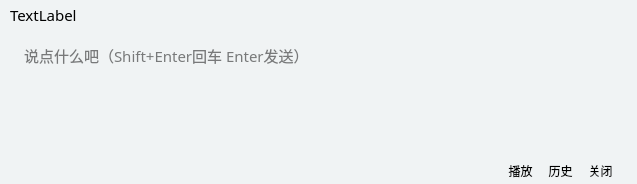
Old version of the form LogGpt/galdialog.ui in the repository log159/LogChat.
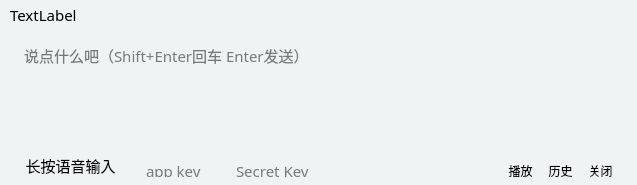
New version of the form.

Commit message: [feat][test] 在gal界面加入了长按按钮语音识别输入，使用百度语音识别api

Patch:
```diff
--- a/LogGpt/galdialog.ui
+++ b/LogGpt/galdialog.ui
@@ -7,7 +7,7 @@
     <x>0</x>
     <y>0</y>
     <width>637</width>
-    <height>184</height>
+    <height>185</height>
    </rect>
   </property>
   <property name="windowTitle">
@@ -172,12 +172,60 @@
     <string>播放</string>
    </property>
   </widget>
+  <widget class="QPushButton" name="pushButton_record">
+   <property name="geometry">
+    <rect>
+     <x>20</x>
+     <y>150</y>
+     <width>101</width>
+     <height>31</height>
+    </rect>
+   </property>
+   <property name="text">
+    <string>长按语音输入</string>
+   </property>
+  </widget>
+  <widget class="QLineEdit" name="lineEdit_key">
+   <property name="geometry">
+    <rect>
+     <x>140</x>
+     <y>160</y>
+     <width>91</width>
+     <height>21</height>
+    </rect>
+   </property>
+   <property name="text">
+    <string/>
+   </property>
+   <property name="placeholderText">
+    <string>app key</string>
+   </property>
+  </widget>
+  <widget class="QLineEdit" name="lineEdit_secret">
+   <property name="geometry">
+    <rect>
+     <x>230</x>
+     <y>160</y>
+     <width>91</width>
+     <height>21</height>
+    </rect>
+   </property>
+   <property name="text">
+    <string/>
+   </property>
+   <property name="placeholderText">
+    <string>Secret Key</string>
+   </property>
+  </widget>
   <zorder>textEdit</zorder>
   <zorder>label_name</zorder>
   <zorder>pushButton</zorder>
   <zorder>pushButton_history</zorder>
   <zorder>pushButton_close</zorder>
   <zorder>pushButton_play</zorder>
+  <zorder>pushButton_record</zorder>
+  <zorder>lineEdit_key</zorder>
+  <zorder>lineEdit_secret</zorder>
  </widget>
  <resources/>
  <connections/>
```
The commit also changes 6 other files.
